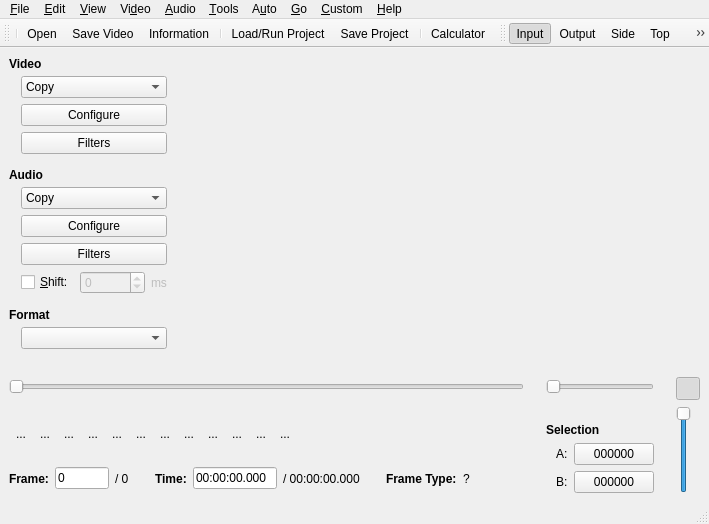
First picture: the form in branches/avidemux_2.4_branch/avidemux/ADM_userInterfaces/ADM_QT4/ADM_gui/gui2.ui, repository BackupTheBerlios/avidemux-svn, before the edit.
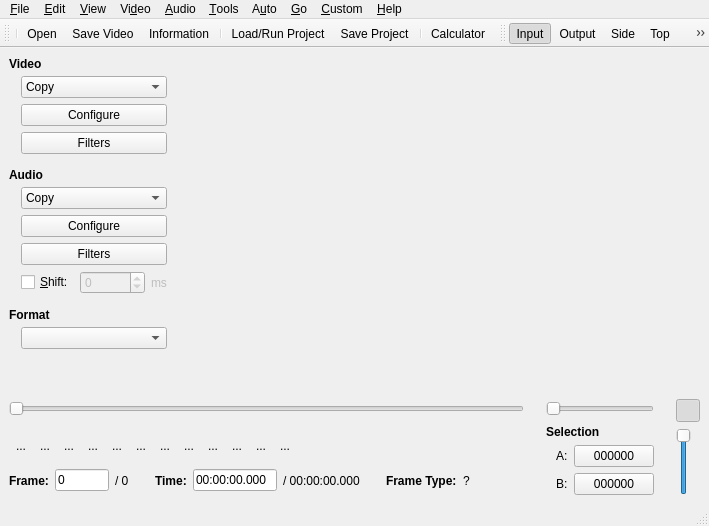
Second picture: the form after the edit. Icons and pictures are not drawn. Custom widgets are drawn as their Qt base class.

Commit message: [Qt] tweak for main UI to better accommodate jog shuttle

What changed in the file:
```diff
--- a/branches/avidemux_2.4_branch/avidemux/ADM_userInterfaces/ADM_QT4/ADM_gui/gui2.ui
+++ b/branches/avidemux_2.4_branch/avidemux/ADM_userInterfaces/ADM_QT4/ADM_gui/gui2.ui
@@ -7,7 +7,7 @@
     <x>0</x>
     <y>0</y>
     <width>709</width>
-    <height>524</height>
+    <height>526</height>
    </rect>
   </property>
   <property name="windowTitle" >
@@ -669,7 +669,7 @@
             <property name="sizeHint" >
              <size>
               <width>20</width>
-              <height>20</height>
+              <height>10</height>
              </size>
             </property>
            </spacer>
@@ -930,7 +930,7 @@
             <property name="sizeHint" >
              <size>
               <width>20</width>
-              <height>20</height>
+              <height>10</height>
              </size>
             </property>
            </spacer>
@@ -1165,22 +1165,6 @@
         </item>
         <item row="1" column="2" >
          <layout class="QVBoxLayout" >
-          <item>
-           <spacer>
-            <property name="orientation" >
-             <enum>Qt::Vertical</enum>
-            </property>
-            <property name="sizeType" >
-             <enum>QSizePolicy::Preferred</enum>
-            </property>
-            <property name="sizeHint" >
-             <size>
-              <width>20</width>
-              <height>20</height>
-             </size>
-            </property>
-           </spacer>
-          </item>
           <item>
            <widget class="QLabel" name="label_10" >
             <property name="sizePolicy" >
@@ -1299,7 +1283,7 @@
         <item>
          <widget class="QSlider" name="horizontalSlider_2" >
           <property name="sizePolicy" >
-           <sizepolicy vsizetype="Minimum" hsizetype="Fixed" >
+           <sizepolicy vsizetype="Ignored" hsizetype="Fixed" >
             <horstretch>0</horstretch>
             <verstretch>0</verstretch>
            </sizepolicy>
```
